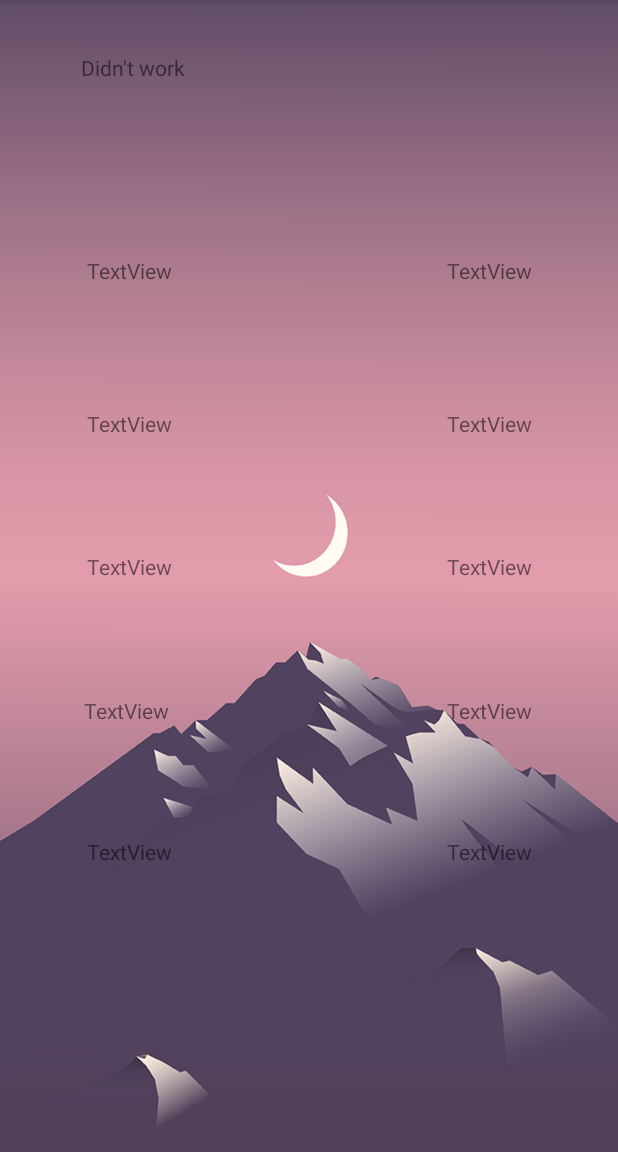
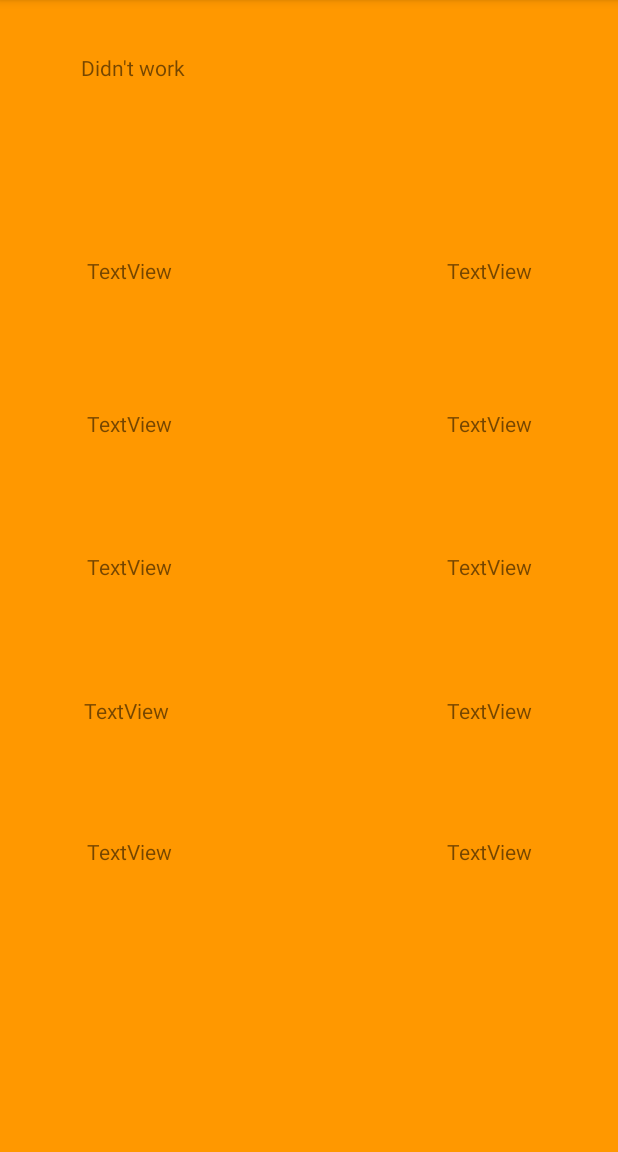
Before and after one commit to n-jensen/436-Project-3, an Android app: the screen it shows after launch (MainActivity), on a phone screen of 412 x 824 dp, the part 84-1236 px from its top. Run offline under Robolectric (Android 15) with nearby library versions, the phone set to English and light mode, and no system bars; our stand-ins replace Volley; network calls fail.

Commit message:
Revert "added day img"
This reverts commit 4634f4fa6a83e8599ad9d7024aa4d8a2fbc936bf.

```diff
--- a/app/build.gradle
+++ b/app/build.gradle
@@ -31,10 +31,6 @@ android {
     kotlinOptions {
         jvmTarget = '1.8'
     }
-
-    buildFeatures {
-        viewBinding true
-    }
 }
 
 dependencies {
@@ -51,6 +47,4 @@ dependencies {
     androidTestImplementation 'androidx.test.ext:junit:1.1.2'
     androidTestImplementation 'androidx.test.espresso:espresso-core:3.3.0'
     implementation 'com.android.volley:volley:1.2.0'
-
-    apply plugin: 'kotlin-android-extensions'
 }
--- a/app/src/main/java/com/example/weatherapp/ui/main/communication.kt
+++ /dev/null
@@ -1,6 +0,0 @@
-package com.example.weatherapp.ui.main
-
-interface communication {
-
-
-}
--- a/app/src/main/res/layout/week_fragment.xml
+++ b/app/src/main/res/layout/week_fragment.xml
@@ -5,9 +5,8 @@
     android:id="@+id/frameLayout"
     android:layout_width="match_parent"
     android:layout_height="match_parent"
-    tools:context=".WeekFragment"
-    android:background="@drawable/seven_day">
-
+    android:background="#FF9800"
+    tools:context=".WeekFragment">
 
     <TextView
         android:id="@+id/cityName"
```
Also changed, not shown: app/src/main/res/drawable/seven_day.png (deleted).
